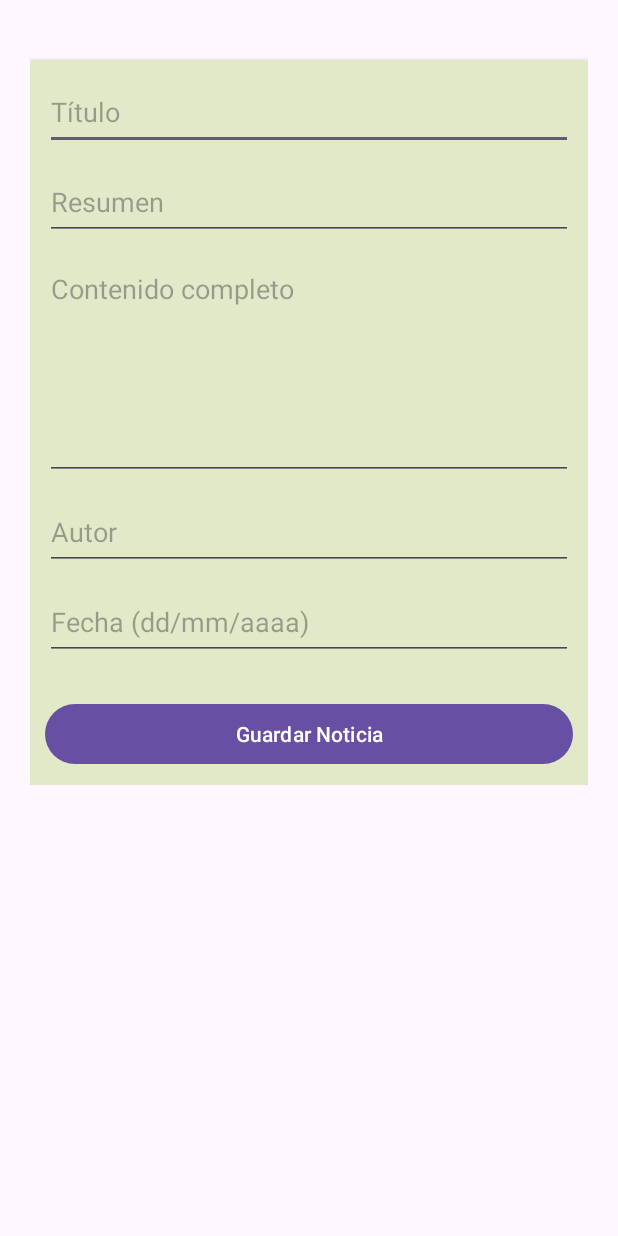
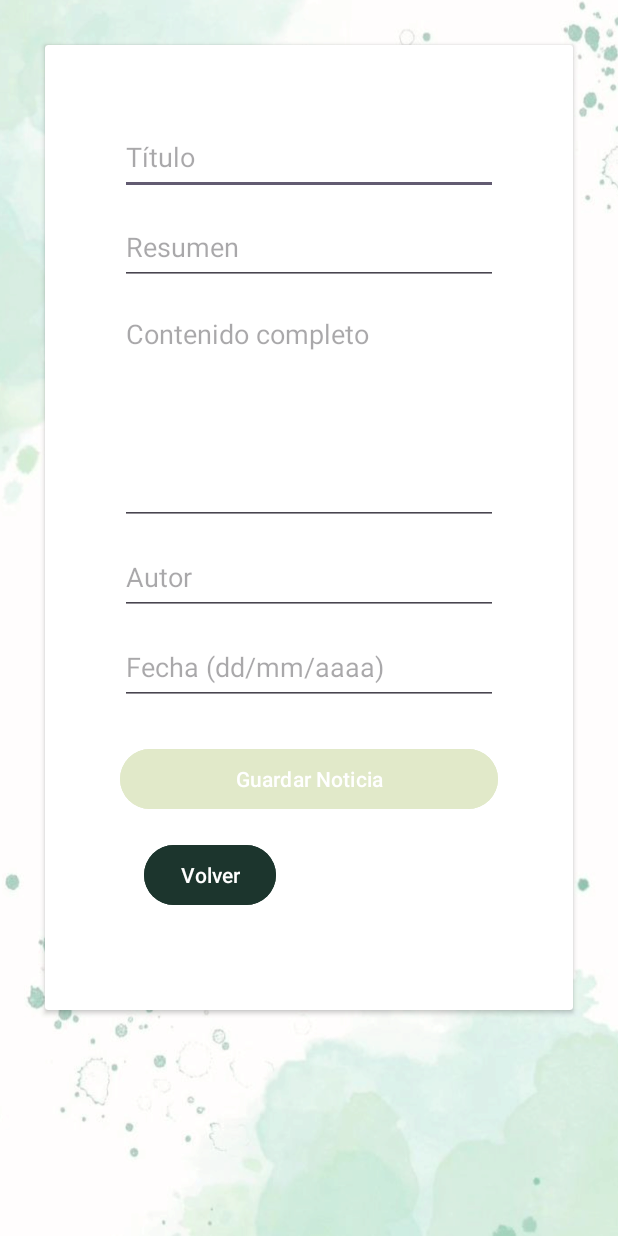
Before and after one commit to Romina-VCH/IOT_EV2, an Android app: the AgregarNoticiaActivity screen opened directly, with no data from a screen before it, on a phone screen of 412 x 824 dp. Run offline under Robolectric (Android 15) with nearby library versions, the phone set to English and light mode, and no system bars; our stand-ins replace Firebase (no records; nobody signed in at launch, a user with empty details on screens opened directly); Roboto replaces fonts that are not available here.

Commit message:
Commit final

```diff
--- a/app/src/main/java/com/example/green_ev2/AgregarNoticiaActivity.kt
+++ b/app/src/main/java/com/example/green_ev2/AgregarNoticiaActivity.kt
@@ -21,6 +21,9 @@ class AgregarNoticiaActivity : AppCompatActivity() {
         val autor = findViewById<EditText>(R.id.txtAutor)
         val fecha = findViewById<EditText>(R.id.txtFecha)
 
+
+
+
         val botonGuardar = findViewById<Button>(R.id.btnGuardar)
 
         botonGuardar.setOnClickListener {
@@ -43,5 +46,10 @@ class AgregarNoticiaActivity : AppCompatActivity() {
                     Toast.makeText(this, "Error al guardar", Toast.LENGTH_SHORT).show()
                 }
         }
+
+        val btnVolver = findViewById<Button>(R.id.btnVolver)
+        btnVolver.setOnClickListener {
+            finish()
+        }
     }
 }
--- a/app/src/main/java/com/example/green_ev2/home_ListadoNoticia.kt
+++ b/app/src/main/java/com/example/green_ev2/home_ListadoNoticia.kt
@@ -1,5 +1,6 @@
 package com.example.green_ev2
 
+import android.annotation.SuppressLint
 import android.content.Intent
 import android.os.Bundle
 import android.widget.Button
@@ -14,6 +15,7 @@ class home_ListadoNoticia : AppCompatActivity() {
     private val listaNoticias = mutableListOf<Noticia>()
     private val db = FirebaseFirestore.getInstance()
 
+    @SuppressLint("MissingInflatedId")
     override fun onCreate(savedInstanceState: Bundle?) {
         super.onCreate(savedInstanceState)
         setContentView(R.layout.activity_home_listado_noticia)
@@ -26,6 +28,9 @@ class home_ListadoNoticia : AppCompatActivity() {
             val intent = Intent(this, AgregarNoticiaActivity::class.java)
             startActivity(intent)
         }
+
+
+
 
         cargarNoticias()
     }
--- a/app/src/main/res/layout/activity_agregar_noticia.xml
+++ b/app/src/main/res/layout/activity_agregar_noticia.xml
@@ -9,25 +9,22 @@
 
     <LinearLayout
         android:layout_width="match_parent"
-        android:layout_height="wrap_content"
+        android:layout_height="match_parent"
         android:orientation="vertical"
-        android:padding="20dp"
-        tools:ignore="MissingConstraints"
-        tools:layout_editor_absoluteX="0dp"
-        tools:layout_editor_absoluteY="95dp">
+        android:background="@drawable/fondo_app">
 
         <androidx.cardview.widget.CardView
             android:layout_width="match_parent"
             android:layout_height="wrap_content"
-            android:layout_marginTop="20dp"
-            android:padding="16dp"
-            app:cardBackgroundColor="@color/color2">
+            android:padding="26dp"
+            android:layout_margin="30dp"
+            app:cardBackgroundColor="@color/white">
 
             <LinearLayout
                 android:layout_width="match_parent"
                 android:layout_height="wrap_content"
                 android:orientation="vertical"
-                android:padding="10dp">
+                android:padding="50dp">
 
                 <EditText
                     android:id="@+id/txtTitulo"
@@ -69,7 +66,18 @@
                     android:layout_width="match_parent"
                     android:layout_height="wrap_content"
                     android:layout_marginTop="25dp"
-                    android:text="Guardar Noticia" />
+                    android:text="Guardar Noticia"
+                    android:backgroundTint="@color/color2"/>
+
+                <Button
+                    android:id="@+id/btnVolver"
+                    android:layout_width="wrap_content"
+                    android:layout_height="wrap_content"
+                    android:text="Volver"
+                    android:layout_margin="16dp"
+                    android:backgroundTint="@color/verde_oscuro"
+                    app:layout_constraintTop_toTopOf="parent"
+                    app:layout_constraintStart_toStartOf="parent"/>
             </LinearLayout>
         </androidx.cardview.widget.CardView>
     </LinearLayout>
```
Also changed, not shown: app/src/main/AndroidManifest.xml (+14 -30 lines), app/src/main/java/com/example/green_ev2/VerNoticiaActivity.kt (+10 -0 lines), app/src/main/res/layout/activity_home_listado_noticia.xml (+27 -5 lines), app/src/main/res/layout/activity_ver_noticia.xml (+34 -12 lines).
